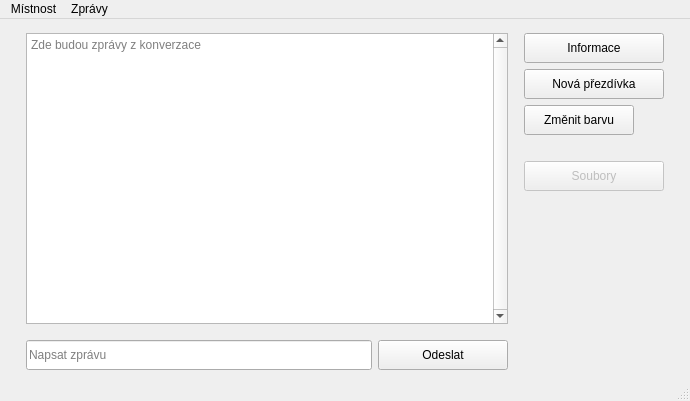
First picture: the form in crypto_chat/chatwindow.ui, repository RxiPland/crypto_chat, before the edit.
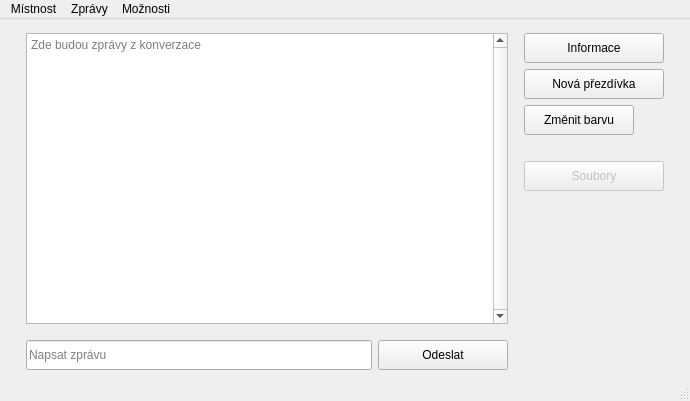
Second picture: the form after the edit. Icons and pictures are not drawn.

The edit to the form file:
```diff
--- a/crypto_chat/chatwindow.ui
+++ b/crypto_chat/chatwindow.ui
@@ -358,8 +358,17 @@
     <addaction name="separator"/>
     <addaction name="menuZpravy_3"/>
    </widget>
+   <widget class="QMenu" name="menuAdvanced">
+    <property name="title">
+     <string>Možnosti</string>
+    </property>
+    <addaction name="action_advanced_1"/>
+    <addaction name="separator"/>
+    <addaction name="action_advanced_2"/>
+   </widget>
    <addaction name="menuMistnost"/>
    <addaction name="menuZpravy"/>
+   <addaction name="menuAdvanced"/>
   </widget>
   <widget class="QStatusBar" name="statusbar"/>
   <action name="action_room_1">
```
Left out of the diff: 18 changed lines with no effect on the pictures.
